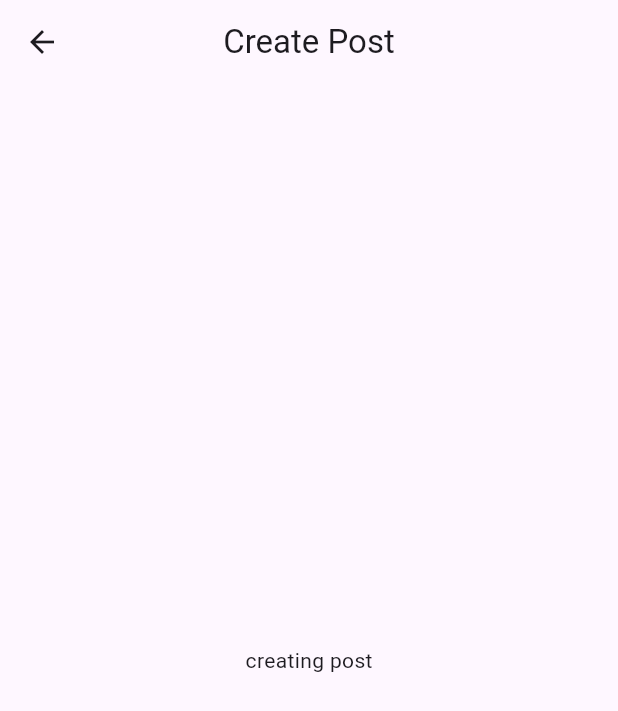
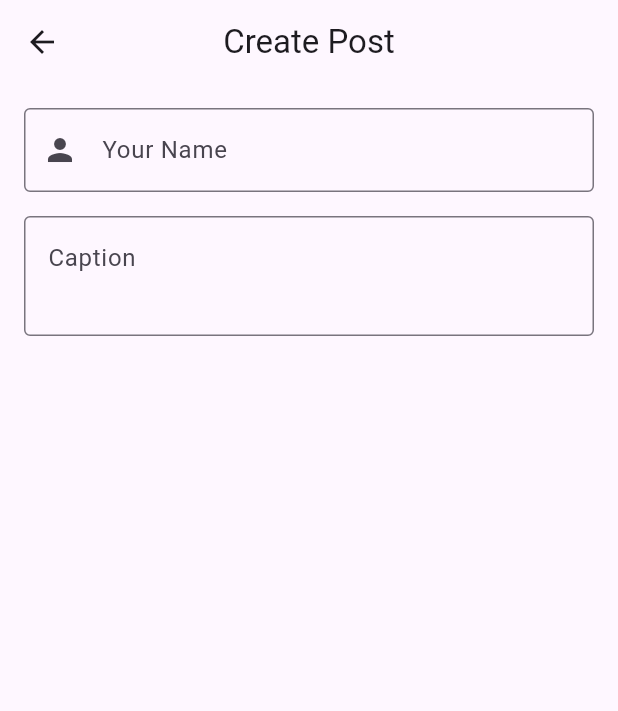
Before and after one commit to ramganesh-123/insta-clone-mini, a Flutter app: the CreatePostView screen opened by its route, on a phone screen of 412 x 824 dp. Shown: the top 711 px of the screen. Run offline on Flutter 3.47's test engine with Material 3 defaults, Android fonts, the light colour scheme and no system bars; our stand-ins replace get.

Commit message:
textfields created in createpost screen

```diff
--- a/lib/modules/createpost/createpost_controller.dart
+++ b/lib/modules/createpost/createpost_controller.dart
@@ -1,3 +1,7 @@
+import 'package:flutter/material.dart';
 import 'package:get/get.dart';
 
-class CreatePostController extends GetxController {}
+class CreatePostController extends GetxController {
+  final TextEditingController captionController = TextEditingController();
+  final TextEditingController uploaderNameController = TextEditingController();
+}
--- a/lib/modules/createpost/createpost_view.dart
+++ b/lib/modules/createpost/createpost_view.dart
@@ -11,7 +11,31 @@ class CreatePostView extends StatelessWidget {
 
     return Scaffold(
       appBar: AppBar(title: const Text('Create Post'), centerTitle: true),
-      body: Center(child: Text('creating post')),
+      body: SingleChildScrollView(
+        padding: const EdgeInsets.all(16),
+        child: Column(
+          children: [
+            TextField(
+              controller: controller.uploaderNameController,
+              decoration: const InputDecoration(
+                labelText: 'Your Name',
+                border: OutlineInputBorder(),
+                prefixIcon: Icon(Icons.person),
+              ),
+            ),
+            const SizedBox(height: 16),
+            TextField(
+              controller: controller.captionController,
+              maxLines: 2,
+              decoration: const InputDecoration(
+                labelText: 'Caption',
+                border: OutlineInputBorder(),
+                alignLabelWithHint: true,
+              ),
+            ),
+          ],
+        ),
+      ),
     );
   }
 }
```
